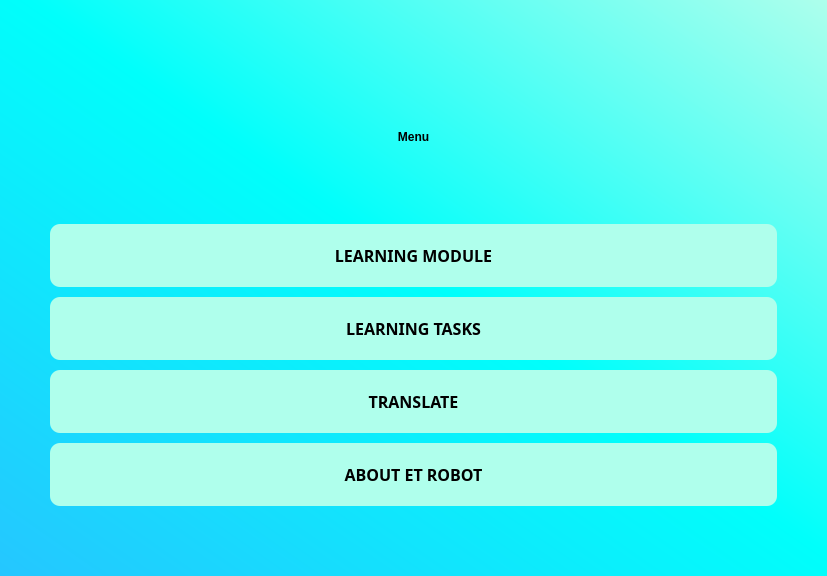
Old version of the form src/screens/welcome.ui in the repository jshperalta/ai-englishTutor.
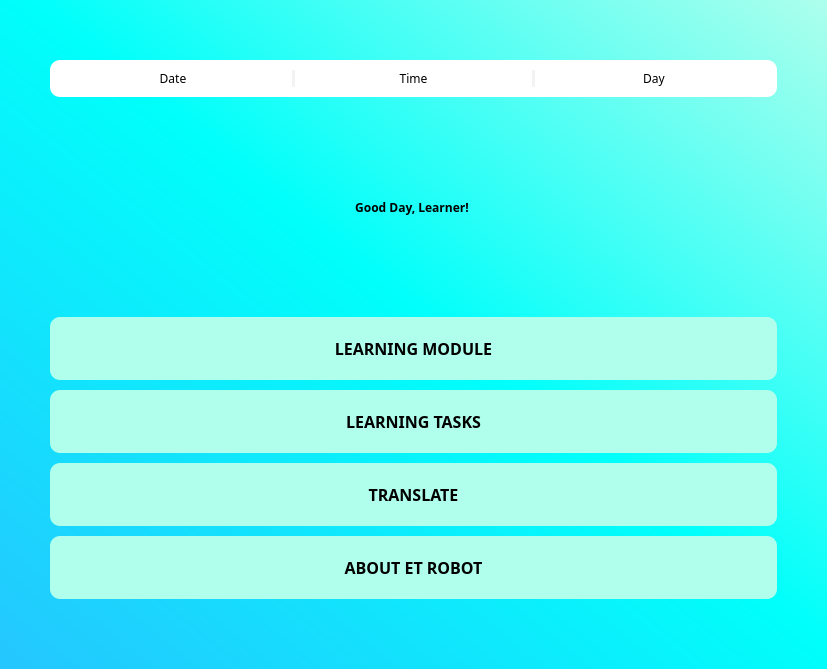
New version of the form.

The edit to the form file:
```diff
--- a/src/screens/welcome.ui
+++ b/src/screens/welcome.ui
@@ -7,7 +7,7 @@
     <x>0</x>
     <y>0</y>
     <width>827</width>
-    <height>576</height>
+    <height>669</height>
    </rect>
   </property>
   <property name="windowTitle">
@@ -16,6 +16,10 @@
   <property name="styleSheet">
    <string notr="true">#Form{
 background: qlineargradient(spread:pad, x1:0, y1:1, x2:1, y2:0, stop:0 rgba(37, 198, 255, 255), stop:0.517857 rgba(0, 255, 251, 255), stop:1 rgba(174, 255, 236, 255))
+}
+
+QLabel {
+font-family: Gilroy !important;
 }</string>
   </property>
   <layout class="QGridLayout" name="gridLayout">
@@ -67,7 +71,40 @@
       <property name="verticalSpacing">
        <number>10</number>
       </property>
-      <item row="0" column="0">
+      <item row="3" column="0">
+       <widget class="QPushButton" name="btnTopics">
+        <property name="font">
+         <font>
+          <family>Gilroy</family>
+          <pointsize>-1</pointsize>
+          <weight>75</weight>
+          <bold>true</bold>
+         </font>
+        </property>
+        <property name="cursor">
+         <cursorShape>PointingHandCursor</cursorShape>
+        </property>
+        <property name="focusPolicy">
+         <enum>Qt::NoFocus</enum>
+        </property>
+        <property name="styleSheet">
+         <string notr="true"/>
+        </property>
+        <property name="text">
+         <string>LEARNING MODULE</string>
+        </property>
+        <property name="autoDefault">
+         <bool>true</bool>
+        </property>
+        <property name="default">
+         <bool>true</bool>
+        </property>
+        <property name="flat">
+         <bool>true</bool>
+        </property>
+       </widget>
+      </item>
+      <item row="2" column="0">
        <widget class="QLabel" name="Title">
         <property name="baseSize">
          <size>
@@ -83,7 +120,7 @@
 font-weight: 900;</string>
         </property>
         <property name="text">
-         <string>Menu</string>
+         <string>Good Day, Learner! </string>
         </property>
         <property name="alignment">
          <set>Qt::AlignCenter</set>
@@ -96,73 +133,7 @@
         </property>
        </widget>
       </item>
-      <item row="1" column="0">
-       <widget class="QPushButton" name="btnTopics">
-        <property name="font">
-         <font>
-          <family>Gilroy</family>
-          <pointsize>-1</pointsize>
-          <weight>75</weight>
-          <bold>true</bold>
-         </font>
-        </property>
-        <property name="cursor">
-         <cursorShape>PointingHandCursor</cursorShape>
-        </property>
-        <property name="focusPolicy">
-         <enum>Qt::NoFocus</enum>
-        </property>
-        <property name="styleSheet">
-         <string notr="true"/>
-        </property>
-        <property name="text">
-         <string>LEARNING MODULE</string>
-        </property>
-        <property name="autoDefault">
-         <bool>true</bool>
-        </property>
-        <property name="default">
-         <bool>true</bool>
-        </property>
-        <property name="flat">
-         <bool>true</bool>
-        </property>
-       </widget>
-      </item>
-      <item row="2" column="0">
-       <widget class="QPushButton" name="btnQuiz">
-        <property name="font">
-         <font>
-          <family>Gilroy</family>
-          <pointsize>-1</pointsize>
-          <weight>75</weight>
-          <bold>true</bold>
-         </font>
-        </property>
-        <property name="cursor">
-         <cursorShape>PointingHandCursor</cursorShape>
-        </property>
-        <property name="focusPolicy">
-         <enum>Qt::NoFocus</enum>
-        </property>
-        <property name="styleSheet">
-         <string notr="true"/>
-        </property>
-        <property name="text">
-         <string>LEARNING TASKS</string>
-        </property>
-        <property name="autoDefault">
-         <bool>true</bool>
-        </property>
-        <property name="default">
-         <bool>true</bool>
-        </property>
-        <property name="flat">
-         <bool>true</bool>
-        </property>
-       </widget>
-      </item>
-      <item row="3" column="0">
+      <item row="5" column="0">
        <widget class="QPushButton" name="btnTranslate">
         <property name="font">
          <font>
@@ -195,7 +166,7 @@
         </property>
        </widget>
       </item>
-      <item row="4" column="0">
+      <item row="6" column="0">
        <widget class="QPushButton" name="btnAbout">
         <property name="font">
          <font>
@@ -229,6 +200,119 @@
         </property>
        </widget>
       </item>
+      <item row="4" column="0">
+       <widget class="QPushButton" name="btnQuiz">
+        <property name="font">
+         <font>
+          <family>Gilroy</family>
+          <pointsize>-1</pointsize>
+          <weight>75</weight>
+          <bold>true</bold>
+         </font>
+        </property>
+        <property name="cursor">
+         <cursorShape>PointingHandCursor</cursorShape>
+        </property>
+        <property name="focusPolicy">
+         <enum>Qt::NoFocus</enum>
+        </property>
+        <property name="styleSheet">
+         <string notr="true"/>
+        </property>
+        <property name="text">
+         <string>LEARNING TASKS</string>
+        </property>
+        <property name="autoDefault">
+         <bool>true</bool>
+        </property>
+        <property name="default">
+         <bool>true</bool>
+        </property>
+        <property name="flat">
+         <bool>true</bool>
+        </property>
+       </widget>
+      </item>
+      <item row="0" column="0">
+       <widget class="QWidget" name="horizontalWidget" native="true">
+        <property name="sizePolicy">
+         <sizepolicy hsizetype="MinimumExpanding" vsizetype="Fixed">
+          <horstretch>0</horstretch>
+          <verstretch>0</verstretch>
+         </sizepolicy>
+        </property>
+        <property name="styleSheet">
+         <string notr="true">background: white;
+border-radius: 10;</string>
+        </property>
+        <layout class="QHBoxLayout" name="horizontalLayout">
+         <property name="leftMargin">
+          <number>10</number>
+         </property>
+         <property name="topMargin">
+          <number>10</number>
+         </property>
+         <property name="rightMargin">
+          <number>10</number>
+         </property>
+         <property name="bottomMargin">
+          <number>10</number>
+         </property>
+         <item>
+          <widget class="QLabel" name="date">
+           <property name="text">
+            <string>Date</string>
+           </property>
+           <property name="alignment">
+            <set>Qt::AlignCenter</set>
+           </property>
+          </widget>
+         </item>
+         <item>
+          <widget class="Line" name="line">
+           <property name="styleSheet">
+            <string notr="true">background-color: #f3f3f3;
+color: black;</string>
+           </property>
+           <property name="orientation">
+            <enum>Qt::Vertical</enum>
+           </property>
+          </widget>
+         </item>
+         <item>
+          <widget class="QLabel" name="time">
+           <property name="text">
+            <string>Time</string>
+           </property>
+           <property name="alignment">
+            <set>Qt::AlignCenter</set>
+           </property>
+          </widget>
+         </item>
+         <item>
+          <widget class="Line" name="line_2">
+           <property name="styleSheet">
+            <string notr="true">background-color: #f3f3f3;
+color: black;</string>
+           </property>
+           <property name="orientation">
+            <enum>Qt::Vertical</enum>
+           </property>
+          </widget>
+         </item>
+         <item>
+          <widget class="QLabel" name="day">
+           <property name="text">
+            <string>Day</string>
+           </property>
+           <property name="alignment">
+            <set>Qt::AlignCenter</set>
+           </property>
+          </widget>
+         </item>
+        </layout>
+       </widget>
+      </item>
      </layout>
     </widget>
    </item>
```
Left out of the diff: 6 changed lines with no effect on the pictures.
